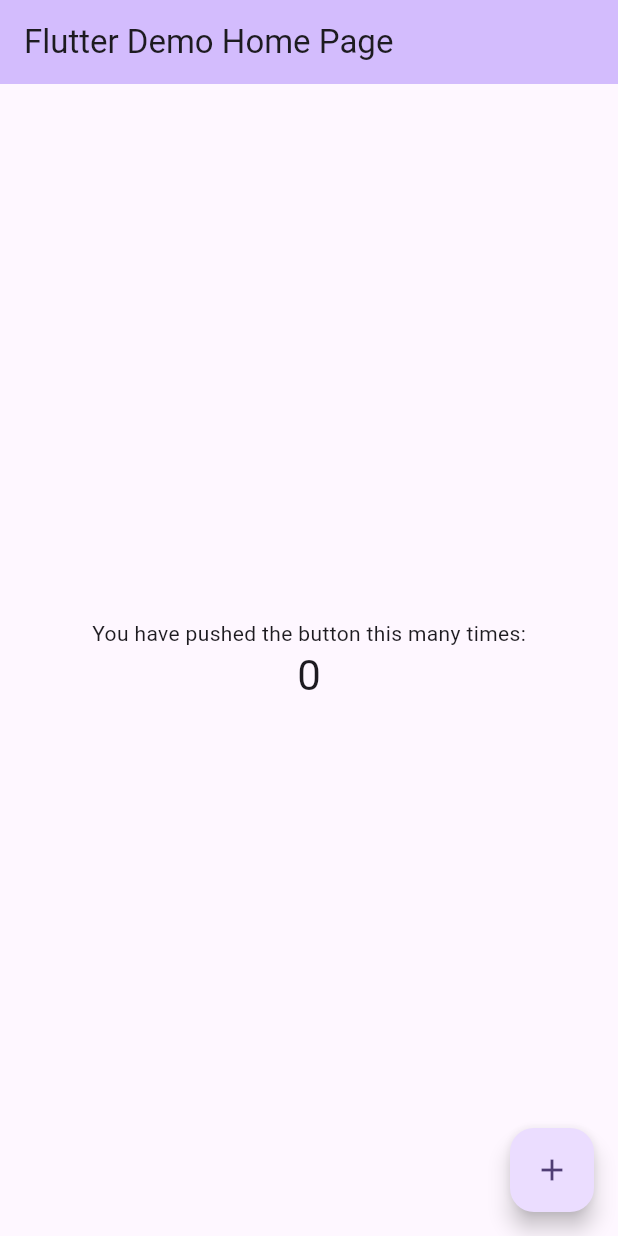
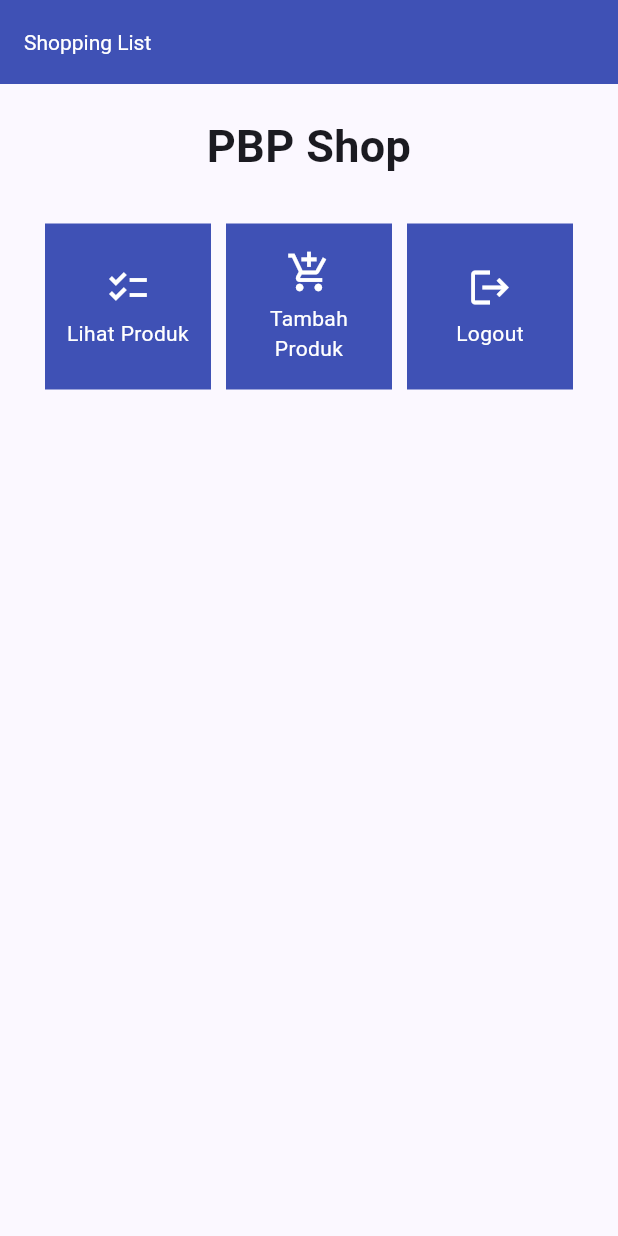
Before and after one commit to aryanstya/shopping-list-mobile, a Flutter app: the screen it shows after launch, on a phone screen of 412 x 824 dp. Run offline on Flutter 3.47's test engine with Material 2 defaults, Android fonts, the phone set to English and light mode, and no system bars.

Commit message:
Tutorial 6

```diff
--- a/lib/main.dart
+++ b/lib/main.dart
@@ -1,4 +1,5 @@
 import 'package:flutter/material.dart';
+import 'package:shopping_list/menu.dart';
 
 void main() {
   runApp(const MyApp());
@@ -28,98 +29,10 @@ class MyApp extends StatelessWidget {
         //
         // This works for code too, not just values: Most code changes can be
         // tested with just a hot reload.
-        colorScheme: ColorScheme.fromSeed(seedColor: Colors.deepPurple),
+        colorScheme: ColorScheme.fromSeed(seedColor: Colors.indigo),
         useMaterial3: true,
       ),
-      home: const MyHomePage(title: 'Flutter Demo Home Page'),
+      home: const MyHomePage(),
     );
   }
 }
-
-class MyHomePage extends StatefulWidget {
-  const MyHomePage({super.key, required this.title});
-
-  // This widget is the home page of your application. It is stateful, meaning
-  // that it has a State object (defined below) that contains fields that affect
-  // how it looks.
-
-  // This class is the configuration for the state. It holds the values (in this
-  // case the title) provided by the parent (in this case the App widget) and
-  // used by the build method of the State. Fields in a Widget subclass are
-  // always marked "final".
-
-  final String title;
-
-  @override
-  State<MyHomePage> createState() => _MyHomePageState();
-}
-
-class _MyHomePageState extends State<MyHomePage> {
-  int _counter = 0;
-
-  void _incrementCounter() {
-    setState(() {
-      // This call to setState tells the Flutter framework that something has
-      // changed in this State, which causes it to rerun the build method below
-      // so that the display can reflect the updated values. If we changed
-      // _counter without calling setState(), then the build method would not be
-      // called again, and so nothing would appear to happen.
-      _counter++;
-    });
-  }
-
-  @override
-  Widget build(BuildContext context) {
-    // This method is rerun every time setState is called, for instance as done
-    // by the _incrementCounter method above.
-    //
-    // The Flutter framework has been optimized to make rerunning build methods
-    // fast, so that you can just rebuild anything that needs updating rather
-    // than having to individually change instances of widgets.
-    return Scaffold(
-      appBar: AppBar(
-        // TRY THIS: Try changing the color here to a specific color (to
-        // Colors.amber, perhaps?) and trigger a hot reload to see the AppBar
-        // change color while the other colors stay the same.
-        backgroundColor: Theme.of(context).colorScheme.inversePrimary,
-        // Here we take the value from the MyHomePage object that was created by
-        // the App.build method, and use it to set our appbar title.
-        title: Text(widget.title),
-      ),
-      body: Center(
-        // Center is a layout widget. It takes a single child and positions it
-        // in the middle of the parent.
-        child: Column(
-          // Column is also a layout widget. It takes a list of children and
-          // arranges them vertically. By default, it sizes itself to fit its
-          // children horizontally, and tries to be as tall as its parent.
-          //
-          // Column has various properties to control how it sizes itself and
-          // how it positions its children. Here we use mainAxisAlignment to
-          // center the children vertically; the main axis here is the vertical
-          // axis because Columns are vertical (the cross axis would be
-          // horizontal).
-          //
-          // TRY THIS: Invoke "debug painting" (choose the "Toggle Debug Paint"
-          // action in the IDE, or press "p" in the console), to see the
-          // wireframe for each widget.
-          mainAxisAlignment: MainAxisAlignment.center,
-          children: <Widget>[
-            const Text(
-              'You have pushed the button this many times:',
-            ),
-            Text(
-              '$_counter',
-              style: Theme.of(context).textTheme.headlineMedium,
-            ),
-          ],
-        ),
-      ),
-      floatingActionButton: FloatingActionButton(
-        onPressed: _incrementCounter,
-        tooltip: 'Increment',
-        child: const Icon(Icons.add),
-      ), // This trailing comma makes auto-formatting nicer for build methods.
-    );
-  }
-}
--- /dev/null
+++ b/lib/menu.dart
@@ -0,0 +1,123 @@
+import 'package:flutter/material.dart';
+
+void main() {
+  runApp(const MaterialApp(
+    home: MyHomePage(),
+  ));
+}
+
+class MyHomePage extends StatefulWidget {
+  const MyHomePage({Key? key}) : super(key: key);
+
+  @override
+  _MyHomePageState createState() => _MyHomePageState();
+}
+
+class _MyHomePageState extends State<MyHomePage> {
+  int _counter = 0;
+
+  final List<ShopItem> items = [
+    ShopItem("Lihat Produk", Icons.checklist),
+    ShopItem("Tambah Produk", Icons.add_shopping_cart),
+    ShopItem("Logout", Icons.logout),
+  ];
+
+  @override
+  Widget build(BuildContext context) {
+    return Scaffold(
+        appBar: AppBar(
+        title: Text('Shopping List'),
+        titleTextStyle: TextStyle(
+            color: Colors.white,
+        ),
+        backgroundColor: Colors.indigo,
+        ),
+      body: SingleChildScrollView(
+        child: Padding(
+          padding: const EdgeInsets.all(10.0),
+          child: Column(
+            children: <Widget>[
+              const Padding(
+                padding: EdgeInsets.only(top: 10.0, bottom: 10.0),
+                child: Text(
+                  'PBP Shop',
+                  textAlign: TextAlign.center,
+                  style: TextStyle(
+                    fontSize: 30,
+                    fontWeight: FontWeight.bold,
+                  ),
+                ),
+              ),
+              GridView.count(
+                primary: true,
+                padding: const EdgeInsets.all(20),
+                crossAxisSpacing: 10,
+                mainAxisSpacing: 10,
+                crossAxisCount: 3,
+                shrinkWrap: true,
+                children: items.map((ShopItem item) {
+                  return ShopCard(item);
+                }).toList(),
+              ),
+            ],
+          ),
+        ),
+      ),
+    );
+  }
+
+  void _incrementCounter() {
+    setState(() {
+      _counter++;
+    });
+  }
+}
+
+class ShopItem {
+  final String name;
+  final IconData icon;
+
+  ShopItem(this.name, this.icon);
+}
+
+class ShopCard extends StatelessWidget {
+  final ShopItem item;
+
+  const ShopCard(this.item, {Key? key}) : super(key: key);
+
+  @override
+  Widget build(BuildContext context) {
+    return Material(
+      color: Colors.indigo,
+      child: InkWell(
+        onTap: () {
+          ScaffoldMessenger.of(context)
+            ..hideCurrentSnackBar()
+            ..showSnackBar(SnackBar(
+                content: Text("Kamu telah menekan tombol ${item.name}!")));
+        },
+        child: Container(
+          padding: const EdgeInsets.all(8),
+          child: Center(
+            child: Column(
+              mainAxisAlignment: MainAxisAlignment.center,
+              children: [
+                Icon(
+                  item.icon,
+                  color: Colors.white,
+                  size: 30.0,
+                ),
+                const Padding(padding: EdgeInsets.all(3)),
+                Text(
+                  item.name,
+                  textAlign: TextAlign.center,
+                  style: const TextStyle(color: Colors.white),
+                ),
+              ],
+            ),
+          ),
+        ),
+      ),
+    );
+  }
+}
```
